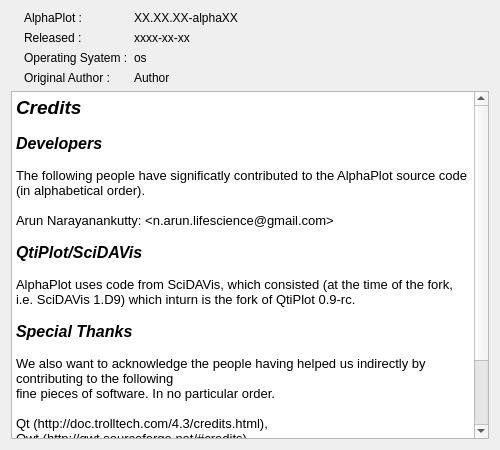
Before: the Qt Designer form AlphaPlot/src/About.ui in narunlifescience/AlphaPlot, drawn with Qt 5.
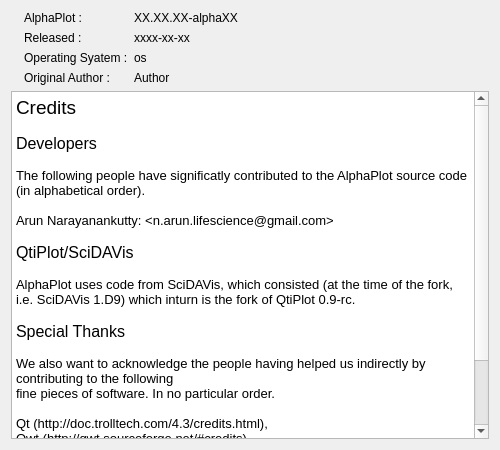
After: the same form once the commit is applied. Icons and pictures are not drawn.

Commit message: forgot to save & restore QPainter state(previus commit) & others

Diff of the .ui file:
```diff
--- a/AlphaPlot/src/About.ui
+++ b/AlphaPlot/src/About.ui
@@ -146,19 +146,19 @@
 &lt;html&gt;&lt;head&gt;&lt;meta name=&quot;qrichtext&quot; content=&quot;1&quot; /&gt;&lt;style type=&quot;text/css&quot;&gt;
 p, li { white-space: pre-wrap; }
 &lt;/style&gt;&lt;/head&gt;&lt;body style=&quot; font-family:'Noto Sans'; font-size:9pt; font-weight:400; font-style:normal;&quot;&gt;
-&lt;p style=&quot; margin-top:0px; margin-bottom:0px; margin-left:0px; margin-right:0px; -qt-block-indent:0; text-indent:0px;&quot;&gt;&lt;span style=&quot; font-size:14pt; font-weight:600; font-style:italic;&quot;&gt;Credits &lt;/span&gt;&lt;/p&gt;
+&lt;p style=&quot; margin-top:0px; margin-bottom:0px; margin-left:0px; margin-right:0px; -qt-block-indent:0; text-indent:0px;&quot;&gt;&lt;span style=&quot; font-size:14pt;&quot;&gt;Credits &lt;/span&gt;&lt;/p&gt;
 &lt;p style=&quot;-qt-paragraph-type:empty; margin-top:0px; margin-bottom:0px; margin-left:0px; margin-right:0px; -qt-block-indent:0; text-indent:0px; font-size:10pt;&quot;&gt;&lt;br /&gt;&lt;/p&gt;
-&lt;p style=&quot; margin-top:0px; margin-bottom:0px; margin-left:0px; margin-right:0px; -qt-block-indent:0; text-indent:0px;&quot;&gt;&lt;span style=&quot; font-size:12pt; font-weight:600; font-style:italic;&quot;&gt;Developers&lt;/span&gt;&lt;/p&gt;
+&lt;p style=&quot; margin-top:0px; margin-bottom:0px; margin-left:0px; margin-right:0px; -qt-block-indent:0; text-indent:0px;&quot;&gt;&lt;span style=&quot; font-size:12pt;&quot;&gt;Developers&lt;/span&gt;&lt;/p&gt;
 &lt;p style=&quot;-qt-paragraph-type:empty; margin-top:0px; margin-bottom:0px; margin-left:0px; margin-right:0px; -qt-block-indent:0; text-indent:0px; font-size:10pt;&quot;&gt;&lt;br /&gt;&lt;/p&gt;
 &lt;p style=&quot; margin-top:0px; margin-bottom:0px; margin-left:0px; margin-right:0px; -qt-block-indent:0; text-indent:0px;&quot;&gt;&lt;span style=&quot; font-size:10pt;&quot;&gt;The following people have significatly contributed to the AlphaPlot source code (in alphabetical order).&lt;/span&gt;&lt;/p&gt;
 &lt;p style=&quot;-qt-paragraph-type:empty; margin-top:0px; margin-bottom:0px; margin-left:0px; margin-right:0px; -qt-block-indent:0; text-indent:0px; font-size:10pt;&quot;&gt;&lt;br /&gt;&lt;/p&gt;
 &lt;p style=&quot; margin-top:0px; margin-bottom:0px; margin-left:0px; margin-right:0px; -qt-block-indent:0; text-indent:0px;&quot;&gt;&lt;span style=&quot; font-size:10pt;&quot;&gt;Arun Narayanankutty: &amp;lt;n.arun.lifescience@gmail.com&amp;gt;&lt;/span&gt;&lt;/p&gt;
 &lt;p style=&quot;-qt-paragraph-type:empty; margin-top:0px; margin-bottom:0px; margin-left:0px; margin-right:0px; -qt-block-indent:0; text-indent:0px; font-size:10pt;&quot;&gt;&lt;br /&gt;&lt;/p&gt;
-&lt;p style=&quot; margin-top:0px; margin-bottom:0px; margin-left:0px; margin-right:0px; -qt-block-indent:0; text-indent:0px;&quot;&gt;&lt;span style=&quot; font-size:12pt; font-weight:600; font-style:italic;&quot;&gt;QtiPlot/SciDAVis&lt;/span&gt;&lt;/p&gt;
+&lt;p style=&quot; margin-top:0px; margin-bottom:0px; margin-left:0px; margin-right:0px; -qt-block-indent:0; text-indent:0px;&quot;&gt;&lt;span style=&quot; font-size:12pt;&quot;&gt;QtiPlot/SciDAVis&lt;/span&gt;&lt;/p&gt;
 &lt;p style=&quot;-qt-paragraph-type:empty; margin-top:0px; margin-bottom:0px; margin-left:0px; margin-right:0px; -qt-block-indent:0; text-indent:0px; font-size:10pt;&quot;&gt;&lt;br /&gt;&lt;/p&gt;
 &lt;p style=&quot; margin-top:0px; margin-bottom:0px; margin-left:0px; margin-right:0px; -qt-block-indent:0; text-indent:0px;&quot;&gt;&lt;span style=&quot; font-size:10pt;&quot;&gt;AlphaPlot uses code from SciDAVis, which consisted (at the time of the fork, i.e. SciDAVis 1.D9) which inturn is the fork of QtiPlot 0.9-rc.&lt;/span&gt;&lt;/p&gt;
 &lt;p style=&quot;-qt-paragraph-type:empty; margin-top:0px; margin-bottom:0px; margin-left:0px; margin-right:0px; -qt-block-indent:0; text-indent:0px; font-size:10pt;&quot;&gt;&lt;br /&gt;&lt;/p&gt;
-&lt;p style=&quot; margin-top:0px; margin-bottom:0px; margin-left:0px; margin-right:0px; -qt-block-indent:0; text-indent:0px;&quot;&gt;&lt;span style=&quot; font-size:12pt; font-weight:600; font-style:italic;&quot;&gt;Special Thanks&lt;/span&gt;&lt;/p&gt;
+&lt;p style=&quot; margin-top:0px; margin-bottom:0px; margin-left:0px; margin-right:0px; -qt-block-indent:0; text-indent:0px;&quot;&gt;&lt;span style=&quot; font-size:12pt;&quot;&gt;Special Thanks&lt;/span&gt;&lt;/p&gt;
 &lt;p style=&quot;-qt-paragraph-type:empty; margin-top:0px; margin-bottom:0px; margin-left:0px; margin-right:0px; -qt-block-indent:0; text-indent:0px; font-size:10pt;&quot;&gt;&lt;br /&gt;&lt;/p&gt;
 &lt;p style=&quot; margin-top:0px; margin-bottom:0px; margin-left:0px; margin-right:0px; -qt-block-indent:0; text-indent:0px;&quot;&gt;&lt;span style=&quot; font-size:10pt;&quot;&gt;We also want to acknowledge the people having helped us indirectly by contributing to the following&lt;/span&gt;&lt;/p&gt;
 &lt;p style=&quot; margin-top:0px; margin-bottom:0px; margin-left:0px; margin-right:0px; -qt-block-indent:0; text-indent:0px;&quot;&gt;&lt;span style=&quot; font-size:10pt;&quot;&gt;fine pieces of software. In no particular order.&lt;/span&gt;&lt;/p&gt;
```
The commit also changes 2 other files.
